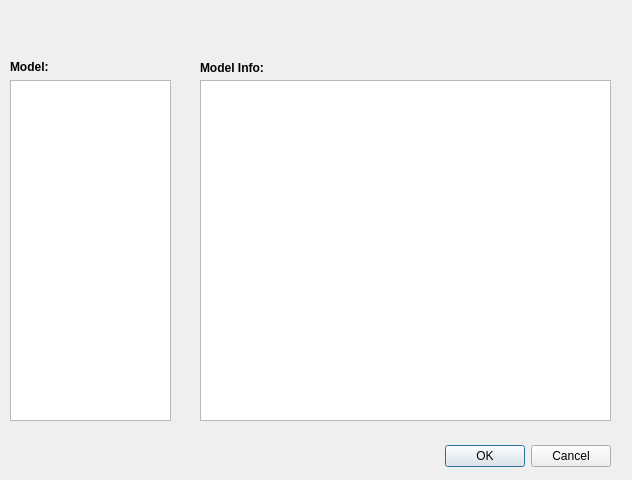
The window that powercad/project_builder/ui/ModelSelection.ui (e3da/PowerSynth1-src) describes before a commit, drawn with Qt 5.
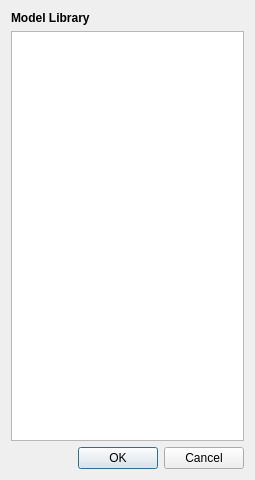
The same window after the commit.

Commit message: 1.Change symlayout script 2. Edit new project dialog 3. Major changes in main_UI for:virtual bondwire connection, device setup, device state 4. Device state dialog and Wire connection dialog added 5. Add a small txt edit for seed control 6. Added FastHenry to response surface, simplify response surface dialog 7. Fixed some issues in save and load projects 8. Fixed an issue in Shilpi's fillet code (check TODO)

The edit to the form file:
```diff
--- a/powercad/project_builder/ui/ModelSelection.ui
+++ b/powercad/project_builder/ui/ModelSelection.ui
@@ -6,87 +6,41 @@
    <rect>
     <x>0</x>
     <y>0</y>
-    <width>632</width>
+    <width>255</width>
     <height>480</height>
    </rect>
   </property>
   <property name="windowTitle">
    <string>Model Selection</string>
   </property>
-  <widget class="QDialogButtonBox" name="buttonBox">
-   <property name="geometry">
-    <rect>
-     <x>430</x>
-     <y>440</y>
-     <width>181</width>
-     <height>32</height>
-    </rect>
-   </property>
-   <property name="orientation">
-    <enum>Qt::Horizontal</enum>
-   </property>
-   <property name="standardButtons">
-    <set>QDialogButtonBox::Cancel|QDialogButtonBox::Ok</set>
-   </property>
-  </widget>
-  <widget class="QTextEdit" name="textEdit">
-   <property name="geometry">
-    <rect>
-     <x>200</x>
-     <y>80</y>
-     <width>411</width>
-     <height>341</height>
-    </rect>
-   </property>
-  </widget>
-  <widget class="QListView" name="list_mdl_choices">
-   <property name="geometry">
-    <rect>
-     <x>10</x>
-     <y>80</y>
-     <width>161</width>
-     <height>341</height>
-    </rect>
-   </property>
-  </widget>
-  <widget class="QLabel" name="label">
-   <property name="geometry">
-    <rect>
-     <x>10</x>
-     <y>60</y>
-     <width>46</width>
-     <height>13</height>
-    </rect>
-   </property>
-   <property name="font">
-    <font>
-     <weight>75</weight>
-     <bold>true</bold>
-    </font>
-   </property>
-   <property name="text">
-    <string>Model:</string>
-   </property>
-  </widget>
-  <widget class="QLabel" name="label_2">
-   <property name="geometry">
-    <rect>
-     <x>200</x>
-     <y>60</y>
-     <width>131</width>
-     <height>16</height>
-    </rect>
-   </property>
-   <property name="font">
-    <font>
-     <weight>75</weight>
-     <bold>true</bold>
-    </font>
-   </property>
-   <property name="text">
-    <string>Model Info:</string>
-   </property>
-  </widget>
+  <layout class="QGridLayout" name="gridLayout">
+   <item row="0" column="0">
+    <widget class="QLabel" name="label">
+     <property name="font">
+      <font>
+       <weight>75</weight>
+       <bold>true</bold>
+      </font>
+     </property>
+     <property name="text">
+      <string>Model Library</string>
+     </property>
+    </widget>
+   </item>
+   <item row="1" column="0">
+    <widget class="QListView" name="list_mdl_choices"/>
+   </item>
+   <item row="2" column="0">
+    <widget class="QDialogButtonBox" name="buttonBox">
+     <property name="orientation">
+      <enum>Qt::Horizontal</enum>
+     </property>
+     <property name="standardButtons">
+      <set>QDialogButtonBox::Cancel|QDialogButtonBox::Ok</set>
+     </property>
+    </widget>
+   </item>
+  </layout>
  </widget>
  <resources/>
  <connections>
```
The commit also changes 95 other files.
